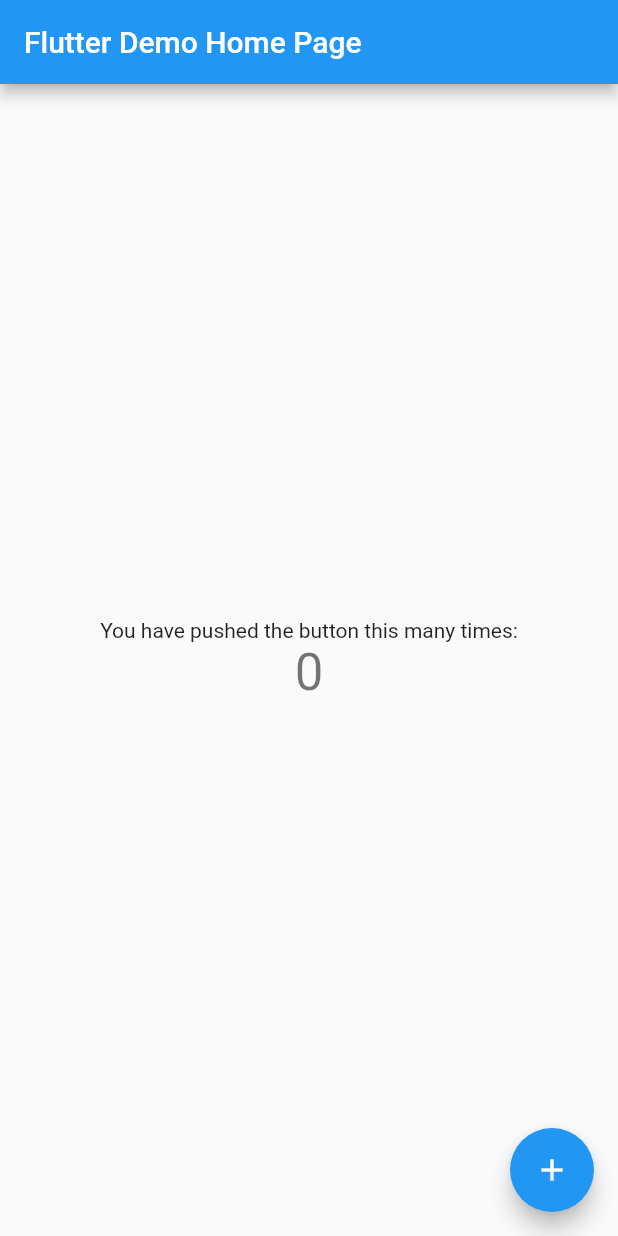
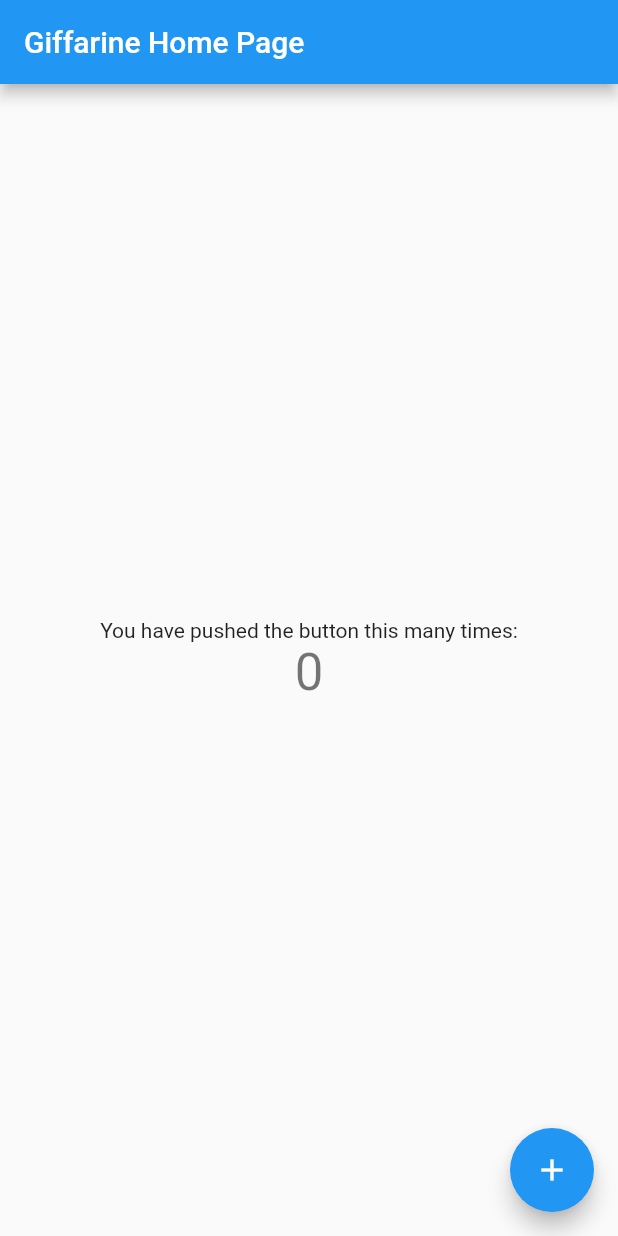
Before and after one commit to giffarine1501/firstflutter_094, a Flutter app: the screen it shows after launch, on a phone screen of 412 x 824 dp. Run offline on Flutter 3.47's test engine with Material 2 defaults, Android fonts, the phone set to English and light mode, and no system bars.

Commit message:
update main

```diff
--- a/lib/main.dart
+++ b/lib/main.dart
@@ -24,7 +24,7 @@ class MyApp extends StatelessWidget {
         // is not restarted.
         primarySwatch: Colors.blue,
       ),
-      home: const MyHomePage(title: 'Flutter Demo Home Page'),
+      home: const MyHomePage(title: 'Giffarine Home Page'),
     );
   }
 }
```
